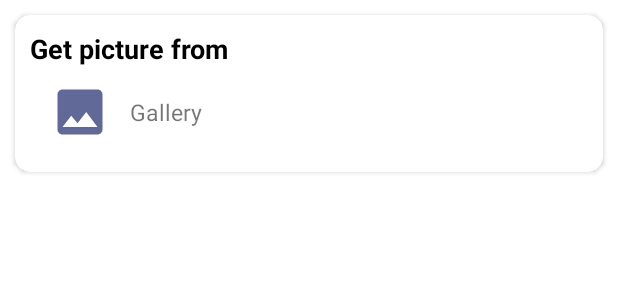
After one commit to Atanu-1999/Tatka-Fish, an Android app: the layout profile_image_layout.xml on its own in the app's theme, with its tools: preview values and no code run, on a phone screen of 412 x 824 dp. The commit adds this screen. Shown: the top 300 px of the screen. Run offline under Robolectric (Android 15) with nearby library versions, the phone set to English and light mode, and no system bars; Roboto replaces fonts that are not available here.

Commit message:
Camera issue resolve

```diff
--- a/app/src/main/java/com/example/licious/activity/OTP_Verify.java
+++ b/app/src/main/java/com/example/licious/activity/OTP_Verify.java
@@ -241,8 +241,11 @@ public class OTP_Verify extends AppCompatActivity {
                    Intent i = new Intent(OTP_Verify.this,MainActivity.class);
                    SharedPreferences.Editor editor = loginPref.edit();
                    String deviceId = response.body().getData().get(0).getDeviceId();
+                   String phoneNumber = response.body().getData().get(0).getPhone();
+                   int userId = response.body().getData().get(0).getId();
                    editor.putString("device_id",deviceId);
-                   Log.d("device_id",device_id);
+                   editor.putString("phone",phoneNumber);
+                   editor.putInt("userId",userId);
                    editor.commit();
                    startActivity(i);
                }
--- /dev/null
+++ b/app/src/main/res/drawable/ic_baseline_camera_alt_24.xml
@@ -0,0 +1,6 @@
+<vector android:height="24dp" android:tint="#606998"
+    android:viewportHeight="24" android:viewportWidth="24"
+    android:width="24dp" xmlns:android="http://schemas.android.com/apk/res/android">
+    <path android:fillColor="@android:color/white" android:pathData="M12,12m-3.2,0a3.2,3.2 0,1 1,6.4 0a3.2,3.2 0,1 1,-6.4 0"/>
+    <path android:fillColor="@android:color/white" android:pathData="M9,2L7.17,4L4,4c-1.1,0 -2,0.9 -2,2v12c0,1.1 0.9,2 2,2h16c1.1,0 2,-0.9 2,-2L22,6c0,-1.1 -0.9,-2 -2,-2h-3.17L15,2L9,2zM12,17c-2.76,0 -5,-2.24 -5,-5s2.24,-5 5,-5 5,2.24 5,5 -2.24,5 -5,5z"/>
+</vector>
--- /dev/null
+++ b/app/src/main/res/drawable/ic_baseline_photo_24.xml
@@ -0,0 +1,5 @@
+<vector android:height="24dp" android:tint="#606998"
+    android:viewportHeight="24" android:viewportWidth="24"
+    android:width="24dp" xmlns:android="http://schemas.android.com/apk/res/android">
+    <path android:fillColor="@android:color/white" android:pathData="M21,19V5c0,-1.1 -0.9,-2 -2,-2H5c-1.1,0 -2,0.9 -2,2v14c0,1.1 0.9,2 2,2h14c1.1,0 2,-0.9 2,-2zM8.5,13.5l2.5,3.01L14.5,12l4.5,6H5l3.5,-4.5z"/>
+</vector>
--- a/app/src/main/res/layout/fragment_account.xml
+++ b/app/src/main/res/layout/fragment_account.xml
@@ -114,6 +114,7 @@
                     android:layout_marginTop="@dimen/_5sdp">
 
                     <TextView
+                        android:id="@+id/tv_phone"
                         android:layout_width="wrap_content"
                         android:layout_height="wrap_content"
                         android:text="9xxxxxxxx9"
--- /dev/null
+++ b/app/src/main/res/layout/profile_image_layout.xml
@@ -0,0 +1,71 @@
+<?xml version="1.0" encoding="utf-8"?>
+<androidx.cardview.widget.CardView xmlns:android="http://schemas.android.com/apk/res/android"
+    android:layout_width="match_parent"
+    android:layout_height="wrap_content"
+    xmlns:app="http://schemas.android.com/apk/res-auto"
+    app:cardCornerRadius="@dimen/_10sdp"
+    android:layout_margin="@dimen/_10sdp">
+
+    <LinearLayout
+        android:layout_width="match_parent"
+        android:layout_height="wrap_content"
+        android:orientation="vertical"
+        android:layout_margin="@dimen/_10sdp">
+
+        <LinearLayout
+            android:layout_width="wrap_content"
+            android:layout_height="wrap_content"
+            android:orientation="vertical">
+            <TextView
+                android:layout_width="wrap_content"
+                android:layout_height="wrap_content"
+                android:text="Get picture from"
+                android:textSize="18sp"
+                android:textStyle="bold"
+                android:textColor="@color/black"/>
+        </LinearLayout>
+
+        <LinearLayout
+            android:visibility="gone"
+            android:id="@+id/imgcamera"
+            android:layout_width="match_parent"
+            android:layout_height="wrap_content"
+            android:orientation="horizontal"
+            android:layout_marginLeft="3dp"
+            android:padding="10sp">
+            <ImageView
+                android:layout_width="@dimen/_40sdp"
+                android:layout_height="40sp"
+                android:src="@drawable/ic_baseline_camera_alt_24" />
+            <TextView
+                android:layout_width="wrap_content"
+                android:layout_height="wrap_content"
+                android:text="Camera"
+                android:layout_gravity="center"
+                android:layout_marginLeft="10sp"/>
+        </LinearLayout>
+
+        <LinearLayout
+            android:id="@+id/imggellary"
+            android:layout_width="match_parent"
+            android:layout_height="wrap_content"
+            android:orientation="horizontal"
+            android:padding="@dimen/_10sdp"
+            android:layout_marginLeft="3sp">
+
+            <ImageView
+                android:layout_width="40dp"
+                android:layout_height="40sp"
+                android:src="@drawable/ic_baseline_photo_24" />
+            <TextView
+                android:layout_width="wrap_content"
+                android:layout_height="wrap_content"
+                android:text="Gallery"
+                android:textSize="@dimen/_15sdp"
+                android:layout_gravity="center"
+                android:layout_marginLeft="13sp"/>
+        </LinearLayout>
+
+    </LinearLayout>
+
+</androidx.cardview.widget.CardView>
```
Also changed, not shown: app/src/main/AndroidManifest.xml (+7 -2 lines), app/src/main/java/com/example/licious/activity/Update_Profile.java (+340 -4 lines), app/src/main/java/com/example/licious/api/ApiHolder.java (+24 -2 lines), app/src/main/java/com/example/licious/fragment/Account.java (+6 -1 lines), app/src/main/java/com/example/licious/response/ImageResponse.java (added, +46 -0 lines), app/src/main/res/layout/activity_update_profile.xml (+7 -5 lines).
